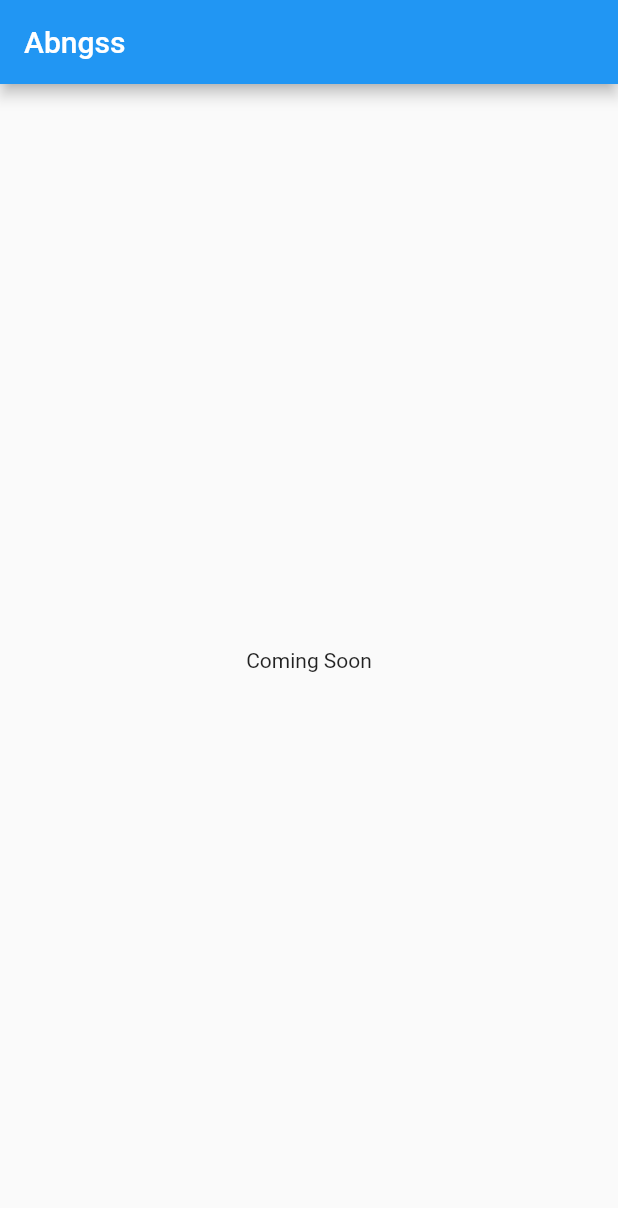
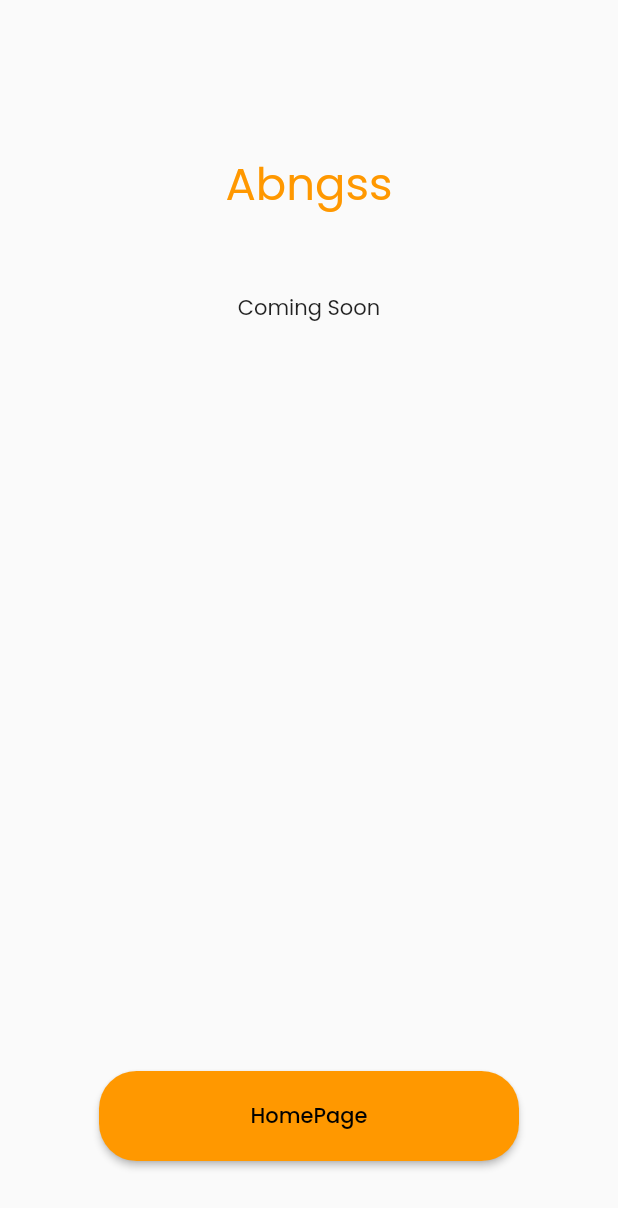
Before and after one commit to VKguptaVK/abngssApp, a Flutter app: the screen it shows after launch, on a phone screen of 412 x 824 dp. Shown: the top 1208 px of the screen. Run offline on Flutter 3.47's test engine with Material 2 defaults, Android fonts, the light colour scheme and no system bars; our stand-ins replace google_fonts.

Commit message:
homepage

```diff
--- /dev/null
+++ b/lib/homepage.dart
@@ -0,0 +1,26 @@
+import 'package:abngss/drawer.dart';
+import 'package:flutter/material.dart';
+
+class HomePage extends StatefulWidget {
+  const HomePage({ Key? key }) : super(key: key);
+
+  @override
+  _HomePageState createState() => _HomePageState();
+}
+
+class _HomePageState extends State<HomePage> {
+  @override
+  Widget build(BuildContext context) {
+    return Scaffold(
+      appBar: AppBar(title: const Text("HomePage"),),
+
+  drawer: drawer(),
+      body: Column(
+        children: [
+          SizedBox(width: MediaQuery.of(context).size.width, height: 20),
+          const Text("Thank you for downloading")
+        ],
+      ),
+    );
+  }
+}
--- a/lib/main.dart
+++ b/lib/main.dart
@@ -1,8 +1,20 @@
+import 'package:google_fonts/google_fonts.dart';
 import 'package:abngss/welcome_page.dart';
 import 'package:flutter/material.dart';
+import 'package:flutter/services.dart';
 
 void main() {
+  WidgetsFlutterBinding.ensureInitialized();
+
+  SystemChrome.setSystemUIOverlayStyle(
+    const SystemUiOverlayStyle(
+        statusBarBrightness: Brightness.light,
+        statusBarColor: Colors.transparent,
+        statusBarIconBrightness: Brightness.dark,
+      ),
+  );
   runApp(const MyApp());
+
 }
 
 class MyApp extends StatelessWidget {
@@ -11,18 +23,11 @@ class MyApp extends StatelessWidget {
   @override
   Widget build(BuildContext context) {
     return MaterialApp(
-      title: 'Flutter Demo',
       theme: ThemeData(
-        primarySwatch: Colors.blue,
+        primarySwatch: Colors.orange,
+        textTheme: GoogleFonts.poppinsTextTheme(),
       ),
       home: const WelcomePage(),
     );
   }
 }
-
-// run kro bhiya phone me app
-// first run takes almost an hour
-// cable se connect kro phone
-
-
-// yahi to fyda h flutter ka khi bhi run kro app ko ;)
--- a/lib/welcome_page.dart
+++ b/lib/welcome_page.dart
@@ -1,3 +1,4 @@
+import 'package:abngss/homepage.dart';
 import 'package:flutter/material.dart';
 
 class WelcomePage extends StatefulWidget {
@@ -7,19 +8,40 @@ class WelcomePage extends StatefulWidget {
   _WelcomePageState createState() => _WelcomePageState();
 }
 
-// ho gya install chk kro phone call kru
 class _WelcomePageState extends State<WelcomePage> {
   @override
   Widget build(BuildContext context) {
     return Scaffold(
-        appBar: AppBar(
-          title: const Text("Abngss"),
+        body: Column(
+      mainAxisAlignment: MainAxisAlignment.start,
+      crossAxisAlignment: CrossAxisAlignment.center,
+      children: [
+        SizedBox(
+          height: 100,
+          width: MediaQuery.of(context).size.width,
         ),
-        body: Column(
-          mainAxisAlignment: MainAxisAlignment.center,
-          children: const [
-            Center(child: Text("Coming Soon")),
-          ],
-        ));
+        const Text(
+          "Abngss",
+          style: TextStyle(fontSize: 30, color: Colors.orange),
+        ),
+        const SizedBox(height: 50),
+        const Text("Coming Soon"),
+        const Expanded(child: SizedBox()),
+        SizedBox(
+          height: 60,
+          width: 280,
+          child: ElevatedButton(
+            onPressed: () {Navigator.pushReplacement(context, MaterialPageRoute(builder: (context)=> const HomePage()));},
+            child: const Text("HomePage"),
+            style: ElevatedButton.styleFrom(
+              shape: RoundedRectangleBorder(
+                borderRadius: BorderRadius.circular(25.0),
+              ),
+            ),
+          ),
+        ),
+        const SizedBox(height: 50),
+      ],
+    ));
   }
 }
--- a/pubspec.yaml
+++ b/pubspec.yaml
@@ -29,6 +29,7 @@ environment:
 dependencies:
   flutter:
     sdk: flutter
+  google_fonts: ^2.3.1
 
 
   # The following adds the Cupertino Icons font to your application.
```
Also changed, not shown: lib/drawer.dart (added, +32 -0 lines), lib/style.dart (added), pubspec.lock.
